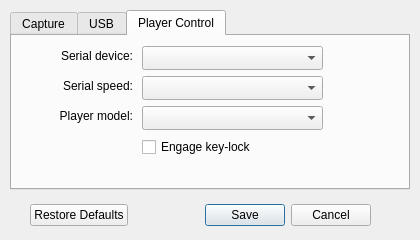
Qt form Linux-Application/DomesdayDuplicator/configurationdialog.ui (simoninns/DomesdayDuplicator-gui-app) before a commit.
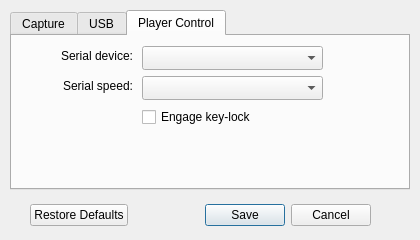
The same form after that commit. The open tabs and pages were chosen to show the change.

Commit message: Expanded player support to all known compatible Pioneer models, and added baud rate/player auto-detect.

Patch:
```diff
--- a/Linux-Application/DomesdayDuplicator/configurationdialog.ui
+++ b/Linux-Application/DomesdayDuplicator/configurationdialog.ui
@@ -238,22 +238,6 @@
       <set>Qt::AlignRight|Qt::AlignTrailing|Qt::AlignVCenter</set>
      </property>
     </widget>
-    <widget class="QLabel" name="label_6">
-     <property name="geometry">
-      <rect>
-       <x>10</x>
-       <y>70</y>
-       <width>111</width>
-       <height>20</height>
-      </rect>
-     </property>
-     <property name="text">
-      <string>Player model:</string>
-     </property>
-     <property name="alignment">
-      <set>Qt::AlignRight|Qt::AlignTrailing|Qt::AlignVCenter</set>
-     </property>
-    </widget>
     <widget class="QComboBox" name="serialDeviceComboBox">
      <property name="geometry">
       <rect>
@@ -274,21 +258,11 @@
       </rect>
      </property>
     </widget>
-    <widget class="QComboBox" name="playerModelComboBox">
-     <property name="geometry">
-      <rect>
-       <x>130</x>
-       <y>70</y>
-       <width>181</width>
-       <height>24</height>
-      </rect>
-     </property>
-    </widget>
     <widget class="QCheckBox" name="keyLockCheckBox">
      <property name="geometry">
       <rect>
        <x>130</x>
-       <y>100</y>
+       <y>70</y>
        <width>251</width>
        <height>22</height>
       </rect>
```
Left out of the diff: 1 changed line with no effect on the pictures. The commit also changes 9 other files.
